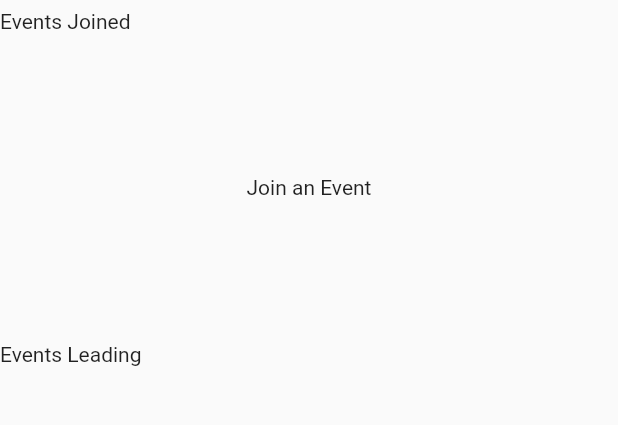
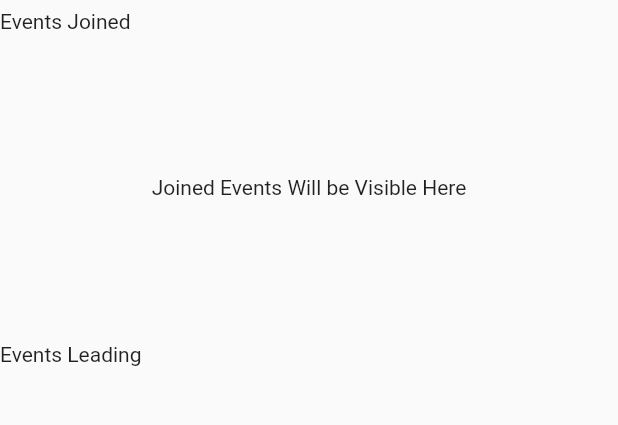
Before and after one commit to Crampton-Robert/get_together, a Flutter app: the Profile screen opened directly, on a phone screen of 412 x 824 dp, the part 231-656 px from its top. Run offline on Flutter 3.47's test engine with Material 2 defaults, Android fonts, the phone set to English and light mode, and no system bars; our stand-ins replace cloud_firestore, firebase_auth, firebase_core, firebase_storage; accounts and stored records are empty.

```diff
--- a/lib/pages/Discover/class_groups_cards.dart
+++ b/lib/pages/Discover/class_groups_cards.dart
@@ -4,7 +4,7 @@ import 'package:firebase_storage/firebase_storage.dart';
 import 'package:flutter/material.dart';
 import 'package:flutter/cupertino.dart';
 
-import 'package:get_together/pages/Discover/make_or_edit_card.dart';
+import 'package:get_together/pages/Discover/make_or_edit_events.dart';
 import 'package:get_together/pages/Profile Page/profile_page.dart';
 
 
--- a/lib/pages/Discover/events_page.dart
+++ b/lib/pages/Discover/events_page.dart
@@ -3,7 +3,7 @@ import 'package:firebase_auth/firebase_auth.dart';
 import 'package:firebase_storage/firebase_storage.dart';
 import 'package:flutter/material.dart';
 
-import 'package:get_together/pages/Discover/make_or_edit_card.dart';
+import 'package:get_together/pages/Discover/make_or_edit_events.dart';
 import 'package:get_together/pages/Discover/make_or_edit_groups.dart';
 import 'package:get_together/pages/Profile Page/profile_page.dart';
 import 'package:get_together/pages/Discover/class_events_cards.dart';
@@ -72,7 +72,7 @@ class _EventsCardListState extends State<EventsCardList> {
             onPressed: () {
               Navigator.push(
                 context,
-                MaterialPageRoute(builder: (context) => isEventsSelected ? MakeOrEditCards() : MakeOrEditGroups(),
+                MaterialPageRoute(builder: (context) => isEventsSelected ? MakeOrEditEvents() : MakeOrEditGroups(),
                 ),
               );
             },
--- a/lib/pages/Discover/make_or_edit_events.dart
+++ b/lib/pages/Discover/make_or_edit_events.dart
@@ -2,7 +2,6 @@ import 'package:cloud_firestore/cloud_firestore.dart';
 import 'package:firebase_auth/firebase_auth.dart';
 import 'package:firebase_storage/firebase_storage.dart';
 import 'package:flutter/material.dart';
-import 'package:get_together/pages/Discover/make_or_edit_card.dart';
 import 'package:flutter/cupertino.dart';
 
 class MakeOrEditEvents extends StatefulWidget {
@@ -74,11 +73,11 @@ class _MakeOrEditEventsState extends State<MakeOrEditEvents> {
                   String user = "123";
                   Navigator.pop(context);
                   Map <String, dynamic> data = {
-                    'CreatedBy': user,
+                    'createdBy': user,
                     "title":title.text,
                     "description": description.text,
                     "createdAt": timestamp,
-                    "JoinedUsers": [null],
+                    "joinedUsers": [null],
                   };
                   FirebaseFirestore.instance.collection('Events').doc(user+'+'+timestamp.toString()).set(data);
                 }else{
--- a/lib/pages/Discover/make_or_edit_groups.dart
+++ b/lib/pages/Discover/make_or_edit_groups.dart
@@ -2,7 +2,7 @@ import 'package:cloud_firestore/cloud_firestore.dart';
 import 'package:firebase_auth/firebase_auth.dart';
 import 'package:firebase_storage/firebase_storage.dart';
 import 'package:flutter/material.dart';
-import 'package:get_together/pages/Discover/make_or_edit_card.dart';
+import 'package:get_together/pages/Discover/make_or_edit_events.dart';
 import 'package:flutter/cupertino.dart';
 
 class MakeOrEditGroups extends StatefulWidget {
--- a/lib/pages/Profile Page/profile_class_groups_and_events.dart
+++ b/lib/pages/Profile Page/profile_class_groups_and_events.dart
@@ -3,14 +3,22 @@ import 'package:firebase_auth/firebase_auth.dart';
 import 'package:firebase_storage/firebase_storage.dart';
 import 'package:flutter/material.dart';
 
-import 'package:get_together/pages/Discover/make_or_edit_card.dart';
+import 'package:get_together/pages/Discover/make_or_edit_events.dart';
 
 class GroupsAndEvents extends StatefulWidget {
+
+  final String groupsOrEvents;
+
+  GroupsAndEvents({Key? key, required this.groupsOrEvents}) : super(key: key);
+
+
   @override
   State<GroupsAndEvents> createState() => _GroupsAndEventsState();
 }
 var user = '124';
 class _GroupsAndEventsState extends State<GroupsAndEvents> {
+
+
 
   List<Widget> GroupsAndEventsListWidget(AsyncSnapshot snapshot) {
     return snapshot.data.docs.map<Widget>((docs) {
@@ -41,7 +49,7 @@ class _GroupsAndEventsState extends State<GroupsAndEvents> {
               TextButton(onPressed: () {
                 FirebaseFirestore.instance.collection('Events')
                     .doc(documentId)
-                    .update({"JoinedUsers": FieldValue.arrayRemove([user])});
+                    .update({"joinedUsers": FieldValue.arrayRemove([user])});
               }, child: Text("Leave Event")),
 ]
             ),
@@ -53,7 +61,7 @@ class _GroupsAndEventsState extends State<GroupsAndEvents> {
   @override
   Widget build(BuildContext context) {
     return StreamBuilder<QuerySnapshot>(
-      stream: FirebaseFirestore.instance.collection('Events').where('JoinedUsers', arrayContains: user).snapshots(),
+      stream: FirebaseFirestore.instance.collection('${widget.groupsOrEvents}').where('joinedUsers', arrayContains: user).snapshots(),
       builder: (context, AsyncSnapshot snapshot) {
         return Container(
                   width: MediaQuery.of(context).size.width,
@@ -62,7 +70,7 @@ class _GroupsAndEventsState extends State<GroupsAndEvents> {
                   Center(child: CircularProgressIndicator())
                       :
                   (snapshot.data.docs.isEmpty) ?
-                  Center(child: Text('Join an Event'))
+                  Center(child: Text('Joined ${widget.groupsOrEvents} Will be Visible Here'))
                       :
                   ListView(
                     scrollDirection: Axis.horizontal,
--- a/lib/pages/Profile Page/profile_page.dart
+++ b/lib/pages/Profile Page/profile_page.dart
@@ -3,7 +3,7 @@ import 'package:firebase_auth/firebase_auth.dart';
 import 'package:firebase_storage/firebase_storage.dart';
 import 'package:flutter/material.dart';
 
-import 'package:get_together/pages/Discover/make_or_edit_card.dart';
+import 'package:get_together/pages/Discover/make_or_edit_events.dart';
 import 'package:get_together/pages/Profile Page/profile_class_groups_and_events.dart';
 
 class Profile extends StatefulWidget {
@@ -66,7 +66,7 @@ String groupOrEvent = "Events";
 
 
             Text("$groupOrEvent Joined"),
-              GroupsAndEvents(),
+              GroupsAndEvents(groupsOrEvents: groupOrEvent,),
             Text("$groupOrEvent Leading"),
 ]
           ),
```
Also changed, not shown: lib/pages/Discover/class_events_cards.dart (+30 -16 lines), lib/pages/Discover/has_user_joined_logic.dart (deleted, +0 -15 lines), lib/Backend Logic/data_reference_logic.dart (added).
